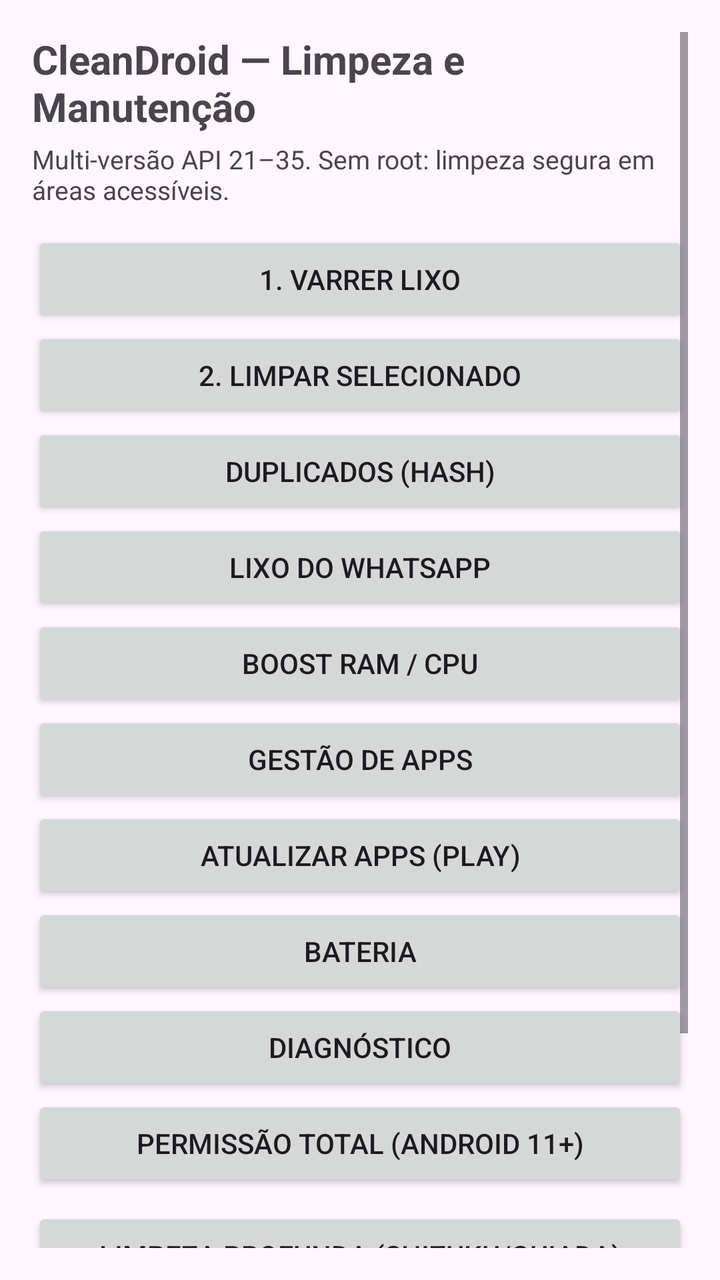
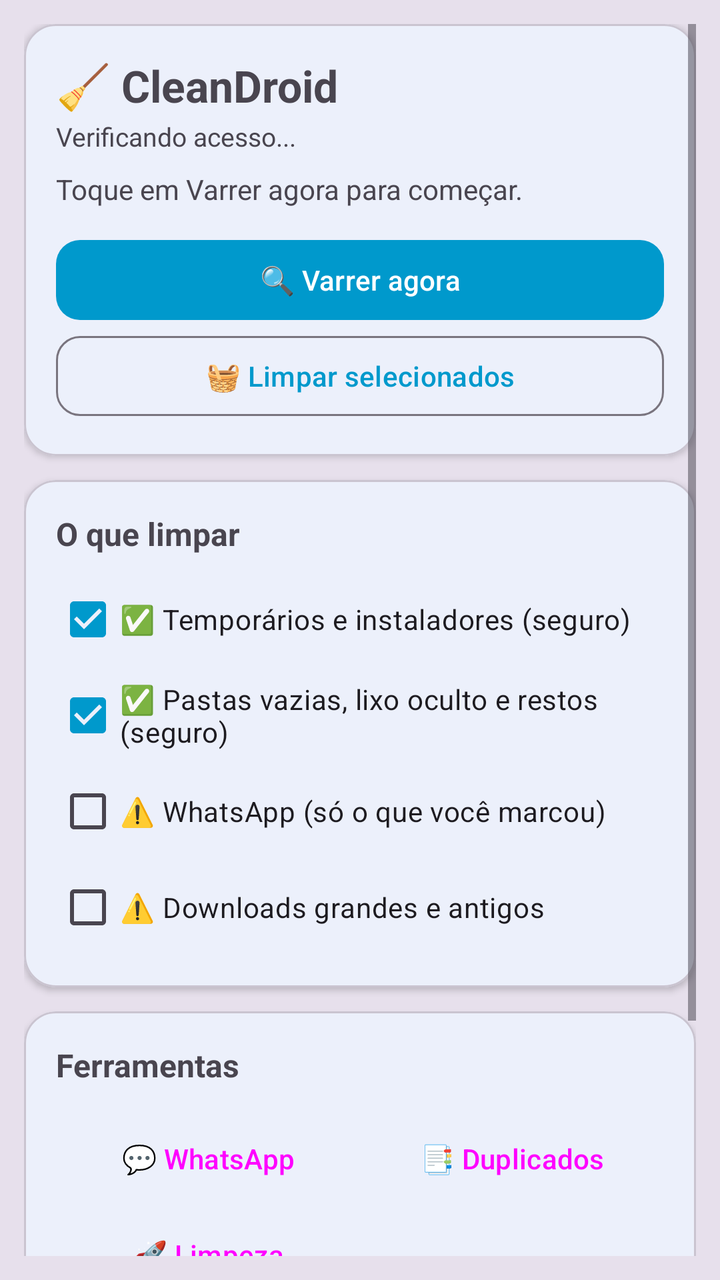

Compare the two renders of this Android layout. The source of the first and the diff that turns it into the second are given below.
<!-- AndroidManifest.xml: application theme Theme.CleanDroid -->
<!-- res/layout/activity_main.xml -->
<?xml version="1.0" encoding="utf-8"?>
<ScrollView xmlns:android="http://schemas.android.com/apk/res/android"
    android:layout_width="match_parent"
    android:layout_height="match_parent"
    android:padding="16dp">

    <LinearLayout
        android:layout_width="match_parent"
        android:layout_height="wrap_content"
        android:orientation="vertical">

        <TextView
            android:layout_width="match_parent"
            android:layout_height="wrap_content"
            android:text="CleanDroid — Limpeza e Manutenção"
            android:textSize="20sp"
            android:textStyle="bold" />

        <TextView
            android:layout_width="match_parent"
            android:layout_height="wrap_content"
            android:layout_marginTop="4dp"
            android:text="Multi-versão API 21–35. Sem root: limpeza segura em áreas acessíveis."
            android:textSize="13sp" />

        <Button android:id="@+id/btnScan" android:layout_width="match_parent" android:layout_height="wrap_content" android:layout_marginTop="12dp" android:text="1. Varrer lixo" />
        <Button android:id="@+id/btnClean" android:layout_width="match_parent" android:layout_height="wrap_content" android:text="2. Limpar selecionado" />
        <Button android:id="@+id/btnDuplicates" android:layout_width="match_parent" android:layout_height="wrap_content" android:text="Duplicados (hash)" />
        <Button android:id="@+id/btnWhats" android:layout_width="match_parent" android:layout_height="wrap_content" android:text="Lixo do WhatsApp" />
        <Button android:id="@+id/btnBoost" android:layout_width="match_parent" android:layout_height="wrap_content" android:text="Boost RAM / CPU" />
        <Button android:id="@+id/btnApps" android:layout_width="match_parent" android:layout_height="wrap_content" android:text="Gestão de apps" />
        <Button android:id="@+id/btnUpdates" android:layout_width="match_parent" android:layout_height="wrap_content" android:text="Atualizar apps (Play)" />
        <Button android:id="@+id/btnBattery" android:layout_width="match_parent" android:layout_height="wrap_content" android:text="Bateria" />
        <Button android:id="@+id/btnDiag" android:layout_width="match_parent" android:layout_height="wrap_content" android:text="Diagnóstico" />
        <Button android:id="@+id/btnAllFiles" android:layout_width="match_parent" android:layout_height="wrap_content" android:text="Permissão total (Android 11+)" />
        <Button android:id="@+id/btnDeep" android:layout_width="match_parent" android:layout_height="wrap_content" android:layout_marginTop="8dp" android:text="Limpeza profunda (Shizuku/guiada)" />
        <Button android:id="@+id/btnSchedule" android:layout_width="match_parent" android:layout_height="wrap_content" android:text="Agendar varredura semanal" />
        <Button android:id="@+id/btnReport" android:layout_width="match_parent" android:layout_height="wrap_content" android:text="Exportar relatório .txt" />

        <TextView
            android:id="@+id/txtStatus"
            android:layout_width="match_parent"
            android:layout_height="wrap_content"
            android:layout_marginTop="12dp"
            android:fontFamily="monospace"
            android:text="Pronto."
            android:textSize="13sp" />
    </LinearLayout>
</ScrollView>
<!-- resources referenced by this layout -->
<resources>
  <style name="Theme.CleanDroid" parent="Theme.Material3.DayNight.NoActionBar">
          <item name="colorPrimary">@android:color/holo_blue_dark</item>
          <item name="android:windowLightStatusBar">?attr/isLightTheme</item>
      </style>
</resources>

<!-- the commit's change to res/layout/activity_main.xml (unified diff, before → after) -->
@@ -1,49 +1,163 @@
 <?xml version="1.0" encoding="utf-8"?>
 <ScrollView xmlns:android="http://schemas.android.com/apk/res/android"
+    xmlns:app="http://schemas.android.com/apk/res-auto"
     android:layout_width="match_parent"
     android:layout_height="match_parent"
-    android:padding="16dp">
+    android:background="?attr/colorSurfaceVariant"
+    android:padding="12dp">
 
     <LinearLayout
         android:layout_width="match_parent"
         android:layout_height="wrap_content"
         android:orientation="vertical">
 
-        <TextView
+        <com.google.android.material.card.MaterialCardView
             android:layout_width="match_parent"
             android:layout_height="wrap_content"
-            android:text="CleanDroid — Limpeza e Manutenção"
-            android:textSize="20sp"
-            android:textStyle="bold" />
+            android:layout_marginBottom="12dp"
+            app:cardCornerRadius="16dp"
+            app:cardElevation="2dp">
 
-        <TextView
+            <LinearLayout
+                android:layout_width="match_parent"
+                android:layout_height="wrap_content"
+                android:orientation="vertical"
+                android:padding="16dp">
+
+                <TextView
+                    android:layout_width="match_parent"
+                    android:layout_height="wrap_content"
+                    android:text="🧹 CleanDroid"
+                    android:textSize="22sp"
+                    android:textStyle="bold" />
+
+                <TextView
+                    android:id="@+id/txtLevel"
+                    android:layout_width="match_parent"
+                    android:layout_height="wrap_content"
+                    android:layout_marginTop="2dp"
+                    android:text="Verificando acesso..."
+                    android:textSize="13sp" />
+
+                <ProgressBar
+                    android:id="@+id/progressBar"
+                    style="?android:attr/progressBarStyleHorizontal"
+                    android:layout_width="match_parent"
+                    android:layout_height="wrap_content"
+                    android:layout_marginTop="12dp"
+                    android:visibility="gone" />
+
+                <TextView
+                    android:id="@+id/txtStatus"
+                    android:layout_width="match_parent"
+                    android:layout_height="wrap_content"
+                    android:layout_marginTop="8dp"
+                    android:text="Toque em Varrer agora para começar."
+                    android:textSize="14sp" />
+
+                <com.google.android.material.button.MaterialButton
+                    android:id="@+id/btnScan"
+                    android:layout_width="match_parent"
+                    android:layout_height="wrap_content"
+                    android:layout_marginTop="12dp"
+                    android:text="🔍 Varrer agora"
+                    app:cornerRadius="12dp" />
+
+                <com.google.android.material.button.MaterialButton
+                    android:id="@+id/btnClean"
+                    android:layout_width="match_parent"
+                    android:layout_height="wrap_content"
+                    android:text="🧺 Limpar selecionados"
+                    app:cornerRadius="12dp"
+                    style="?attr/materialButtonOutlinedStyle" />
+            </LinearLayout>
+        </com.google.android.material.card.MaterialCardView>
+
+        <com.google.android.material.card.MaterialCardView
             android:layout_width="match_parent"
             android:layout_height="wrap_content"
-            android:layout_marginTop="4dp"
-            android:text="Multi-versão API 21–35. Sem root: limpeza segura em áreas acessíveis."
-            android:textSize="13sp" />
+            android:layout_marginBottom="12dp"
+            app:cardCornerRadius="16dp"
+            app:cardElevation="2dp">
 
-        <Button android:id="@+id/btnScan" android:layout_width="match_parent" android:layout_height="wrap_content" android:layout_marginTop="12dp" android:text="1. Varrer lixo" />
-        <Button android:id="@+id/btnClean" android:layout_width="match_parent" android:layout_height="wrap_content" android:text="2. Limpar selecionado" />
-        <Button android:id="@+id/btnDuplicates" android:layout_width="match_parent" android:layout_height="wrap_content" android:text="Duplicados (hash)" />
-        <Button android:id="@+id/btnWhats" android:layout_width="match_parent" android:layout_height="wrap_content" android:text="Lixo do WhatsApp" />
-        <Button android:id="@+id/btnBoost" android:layout_width="match_parent" android:layout_height="wrap_content" android:text="Boost RAM / CPU" />
-        <Button android:id="@+id/btnApps" android:layout_width="match_parent" android:layout_height="wrap_content" android:text="Gestão de apps" />
-        <Button android:id="@+id/btnUpdates" android:layout_width="match_parent" android:layout_height="wrap_content" android:text="Atualizar apps (Play)" />
-        <Button android:id="@+id/btnBattery" android:layout_width="match_parent" android:layout_height="wrap_content" android:text="Bateria" />
-        <Button android:id="@+id/btnDiag" android:layout_width="match_parent" android:layout_height="wrap_content" android:text="Diagnóstico" />
-        <Button android:id="@+id/btnAllFiles" android:layout_width="match_parent" android:layout_height="wrap_content" android:text="Permissão total (Android 11+)" />
-        <Button android:id="@+id/btnDeep" android:layout_width="match_parent" android:layout_height="wrap_content" android:layout_marginTop="8dp" android:text="Limpeza profunda (Shizuku/guiada)" />
-        <Button android:id="@+id/btnSchedule" android:layout_width="match_parent" android:layout_height="wrap_content" android:text="Agendar varredura semanal" />
-        <Button android:id="@+id/btnReport" android:layout_width="match_parent" android:layout_height="wrap_content" android:text="Exportar relatório .txt" />
+            <LinearLayout
+                android:layout_width="match_parent"
+                android:layout_height="wrap_content"
+                android:orientation="vertical"
+                android:padding="16dp">
 
-        <TextView
-            android:id="@+id/txtStatus"
+                <TextView
+                    android:layout_width="match_parent"
+                    android:layout_height="wrap_content"
+                    android:text="O que limpar"
+                    android:textSize="16sp"
+                    android:textStyle="bold" />
+
+                <CheckBox
+                    android:id="@+id/cbTemp"
+                    android:layout_width="match_parent"
+                    android:layout_height="wrap_content"
+                    android:layout_marginTop="8dp"
+                    android:checked="true"
+                    android:text="✅ Temporários e instaladores (seguro)" />
+
+                <CheckBox
+                    android:id="@+id/cbOrganizar"
+                    android:layout_width="match_parent"
+                    android:layout_height="wrap_content"
+                    android:checked="true"
+                    android:text="✅ Pastas vazias, lixo oculto e restos (seguro)" />
+
+                <CheckBox
+                    android:id="@+id/cbWhats"
+                    android:layout_width="match_parent"
+                    android:layout_height="wrap_content"
+                    android:text="⚠️ WhatsApp (só o que você marcou)" />
+
+                <CheckBox
+                    android:id="@+id/cbDownloads"
+                    android:layout_width="match_parent"
+                    android:layout_height="wrap_content"
+                    android:text="⚠️ Downloads grandes e antigos" />
+            </LinearLayout>
+        </com.google.android.material.card.MaterialCardView>
+
+        <com.google.android.material.card.MaterialCardView
             android:layout_width="match_parent"
             android:layout_height="wrap_content"
-            android:layout_marginTop="12dp"
-            android:fontFamily="monospace"
-            android:text="Pronto."
-            android:textSize="13sp" />
+            app:cardCornerRadius="16dp"
+            app:cardElevation="2dp">
+
+            <LinearLayout
+                android:layout_width="match_parent"
+                android:layout_height="wrap_content"
+                android:orientation="vertical"
+                android:padding="16dp">
+
+                <TextView
+                    android:layout_width="match_parent"
+                    android:layout_height="wrap_content"
+                    android:text="Ferramentas"
+                    android:textSize="16sp"
+                    android:textStyle="bold" />
+
+                <GridLayout
+                    android:layout_width="match_parent"
+                    android:layout_height="wrap_content"
+                    android:layout_marginTop="8dp"
+                    android:columnCount="2"
+                    android:useDefaultMargins="true">
+
+                    <Button android:id="@+id/btnWhats" android:layout_width="0dp" android:layout_columnWeight="1" android:layout_gravity="fill" android:text="💬 WhatsApp" style="?attr/materialButtonOutlinedStyle" />
+                    <Button android:id="@+id/btnDuplicates" android:layout_width="0dp" android:layout_columnWeight="1" android:layout_gravity="fill" android:text="📑 Duplicados" style="?attr/materialButtonOutlinedStyle" />
+                    <Button android:id="@+id/btnDeep" android:layout_width="0dp" android:layout_columnWeight="1" android:layout_gravity="fill" android:text="🚀 Limpeza profunda" style="?attr/materialButtonOutlinedStyle" />
+                    <Button android:id="@+id/btnBattery" android:layout_width="0dp" android:layout_columnWeight="1" android:layout_gravity="fill" android:text="🔋 Bateria" style="?attr/materialButtonOutlinedStyle" />
+                    <Button android:id="@+id/btnDiag" android:layout_width="0dp" android:layout_columnWeight="1" android:layout_gravity="fill" android:text="🩺 Diagnóstico" style="?attr/materialButtonOutlinedStyle" />
+                    <Button android:id="@+id/btnReport" android:layout_width="0dp" android:layout_columnWeight="1" android:layout_gravity="fill" android:text="📄 Relatório" style="?attr/materialButtonOutlinedStyle" />
+                    <Button android:id="@+id/btnSchedule" android:layout_width="0dp" android:layout_columnWeight="1" android:layout_gravity="fill" android:text="⏰ Agendar" style="?attr/materialButtonOutlinedStyle" />
+                    <Button android:id="@+id/btnAllFiles" android:layout_width="0dp" android:layout_columnWeight="1" android:layout_gravity="fill" android:text="📁 Acesso total" style="?attr/materialButtonOutlinedStyle" />
+                </GridLayout>
+            </LinearLayout>
+        </com.google.android.material.card.MaterialCardView>
     </LinearLayout>
 </ScrollView>
